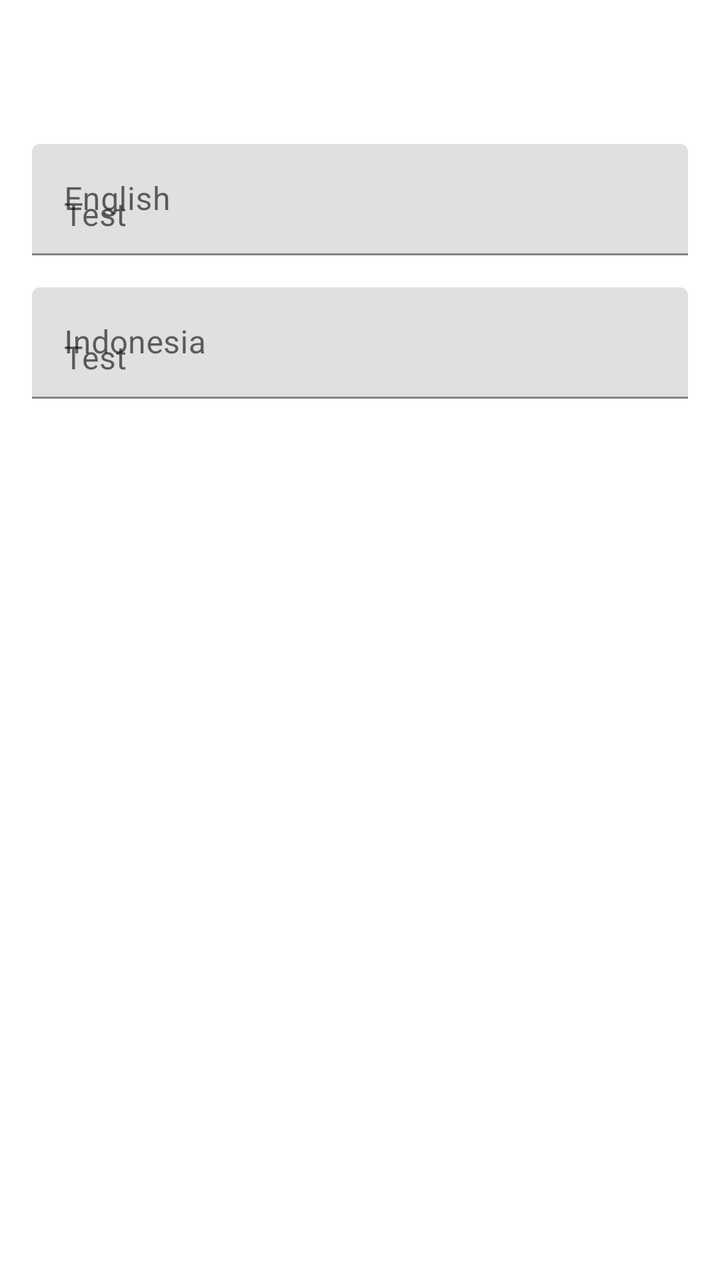
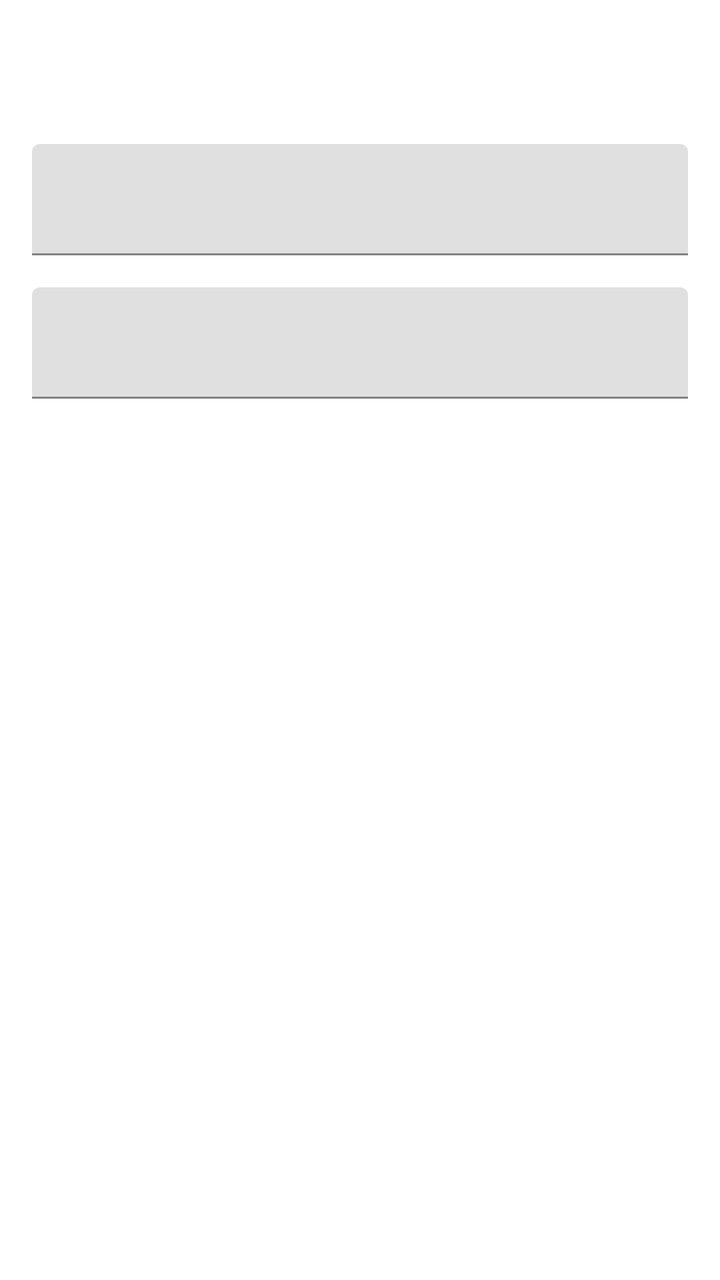

Compare the two renders of this Android layout. The source of the first and the diff that turns it into the second are given below.
<!-- AndroidManifest.xml: application theme Theme.VocabNotes -->
<!-- res/layout/fragment_edit_detail.xml -->
<?xml version="1.0" encoding="utf-8"?>
<androidx.coordinatorlayout.widget.CoordinatorLayout xmlns:android="http://schemas.android.com/apk/res/android"
    xmlns:app="http://schemas.android.com/apk/res-auto"
    xmlns:tools="http://schemas.android.com/tools"
    android:layout_width="match_parent"
    android:layout_height="match_parent"
    tools:context=".ui.detail.EditDetailFragment">

    <com.google.android.material.appbar.AppBarLayout
        android:layout_width="match_parent"
        android:layout_height="wrap_content"
        android:theme="@style/Theme.VocabNotes.AppBarOverlay"
        app:elevation="0dp">

        <com.google.android.material.appbar.MaterialToolbar
            android:id="@+id/toolbar_edit"
            android:layout_width="match_parent"
            android:layout_height="wrap_content"
            android:background="@color/white"
            android:foregroundTint="@color/black"
            app:popupTheme="@style/Theme.VocabNotes.PopupOverlay"
            app:titleTextColor="@color/black" />

    </com.google.android.material.appbar.AppBarLayout>

    <ScrollView
        android:layout_width="match_parent"
        android:layout_height="wrap_content"
        app:layout_behavior="com.google.android.material.appbar.AppBarLayout$ScrollingViewBehavior">

        <LinearLayout
            android:layout_width="match_parent"
            android:layout_height="wrap_content"
            android:orientation="vertical"
            android:padding="16dp">

            <com.google.android.material.textfield.TextInputLayout
                android:id="@+id/il_word"
                android:layout_width="match_parent"
                android:layout_height="wrap_content"
                android:hint="English"
                android:labelFor="@id/et_word">

                <com.google.android.material.textfield.TextInputEditText
                    android:id="@+id/et_word"
                    android:layout_width="match_parent"
                    android:layout_height="wrap_content"
                    android:hint="Test" />
            </com.google.android.material.textfield.TextInputLayout>

            <com.google.android.material.textfield.TextInputLayout
                android:id="@+id/il_meaning"
                android:layout_width="match_parent"
                android:layout_height="wrap_content"
                android:layout_marginTop="16dp"
                android:hint="Indonesia"
                android:labelFor="@id/et_meaning">

                <com.google.android.material.textfield.TextInputEditText
                    android:id="@+id/et_meaning"
                    android:layout_width="match_parent"
                    android:layout_height="wrap_content"
                    android:hint="Test" />
            </com.google.android.material.textfield.TextInputLayout>

        </LinearLayout>
    </ScrollView>
</androidx.coordinatorlayout.widget.CoordinatorLayout>
<!-- resources referenced by this layout -->
<resources>
  <color name="black">#FF000000</color>
  <color name="white">#FFFFFFFF</color>
  <style name="Theme.VocabNotes.AppBarOverlay" parent="ThemeOverlay.AppCompat.Dark.ActionBar" />
  <style name="Theme.VocabNotes.PopupOverlay" parent="ThemeOverlay.AppCompat.Light" />
  <style name="Theme.VocabNotes" parent="Theme.MaterialComponents.Light.NoActionBar">
          
          <item name="colorPrimary">@color/teal</item>
          <item name="colorPrimaryVariant">@color/blue</item>
          <item name="colorOnPrimary">@color/black</item>
          
          <item name="colorSecondary">@color/teal_200</item>
          <item name="colorSecondaryVariant">@color/teal_700</item>
          <item name="colorOnSecondary">@color/black</item>
          
          <item name="android:statusBarColor">@color/white</item>
          
          <item name="android:windowLightStatusBar">true</item>
          <item name="colorOnContainer">@color/black</item>
          <item name="colorOnPrimaryContainer">@color/black</item>
          <item name="colorControlNormal">@color/black</item>
          <item name="tintNavigationIcon">@color/black</item>
          <item name="android:iconTint">@color/black</item>
          <item name="iconTint">@color/black</item>
          <item name="actionMenuTextColor">@color/black</item>
      </style>
  <color name="teal">#00BFA5</color>
  <color name="blue">#448AFF</color>
  <color name="teal_200">#FF03DAC5</color>
  <color name="teal_700">#FF018786</color>
</resources>

<!-- the commit's change to res/layout/fragment_edit_detail.xml (unified diff, before → after) -->
@@ -38,14 +38,12 @@
                 android:id="@+id/il_word"
                 android:layout_width="match_parent"
                 android:layout_height="wrap_content"
-                android:hint="English"
                 android:labelFor="@id/et_word">
 
                 <com.google.android.material.textfield.TextInputEditText
                     android:id="@+id/et_word"
                     android:layout_width="match_parent"
-                    android:layout_height="wrap_content"
-                    android:hint="Test" />
+                    android:layout_height="wrap_content" />
             </com.google.android.material.textfield.TextInputLayout>
 
             <com.google.android.material.textfield.TextInputLayout
@@ -53,14 +51,12 @@
                 android:layout_width="match_parent"
                 android:layout_height="wrap_content"
                 android:layout_marginTop="16dp"
-                android:hint="Indonesia"
                 android:labelFor="@id/et_meaning">
 
                 <com.google.android.material.textfield.TextInputEditText
                     android:id="@+id/et_meaning"
                     android:layout_width="match_parent"
-                    android:layout_height="wrap_content"
-                    android:hint="Test" />
+                    android:layout_height="wrap_content" />
             </com.google.android.material.textfield.TextInputLayout>
 
         </LinearLayout>
